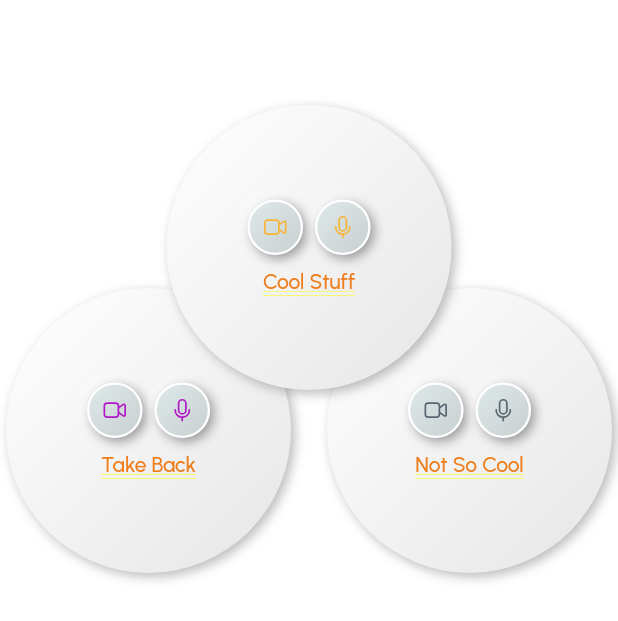
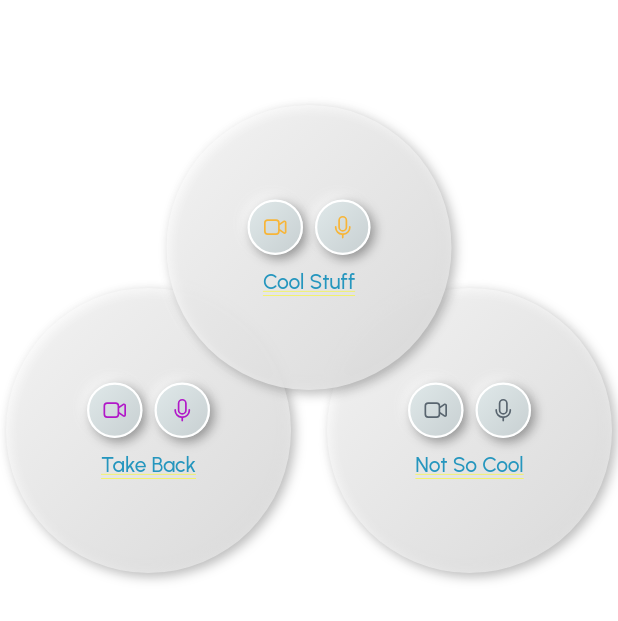
Before and after one commit to LeoSammy/leejournal_v2, a Flutter app: the AudioView screen opened directly, on a phone screen of 412 x 824 dp. Shown: the top 621 px of the screen. Run offline on Flutter 3.47's test engine with Material 3 defaults, Android fonts, the phone set to English and light mode, and no system bars; drawn by our look-alikes of flutter_neumorphic; our stand-ins replace device_preview, fluentui_icons, flutter_neumorphic_plus, flutter_svg, gap, get; network calls fail.

Commit message:
chore: update sdk version and utils

```diff
--- a/lib/main.dart
+++ b/lib/main.dart
@@ -1,6 +1,7 @@
 import 'package:device_preview/device_preview.dart';
 import 'package:flutter/foundation.dart';
 import 'package:flutter/material.dart';
+import 'package:get/get.dart';
 import 'package:leejournal/screens/home/home_page.dart';
 import 'package:leejournal/utils/themes/dark_theme.dart';
 import 'package:leejournal/utils/themes/light_theme.dart';
@@ -11,7 +12,7 @@ Future <void> main() async {
   //await deb.initDependencies();
   //await GetStorage.init();
   runApp(DevicePreview(
-    enabled: !kReleaseMode,
+    enabled: false,
     builder: (context) => const LeeJournalApp(), // Wrap your app
   ),
   );
@@ -34,7 +35,7 @@ class LeeJournalApp extends StatelessWidget {
     final themeLight = lightTheme();
     final themeDark = darkTheme();
 
-    return MaterialApp(
+    return GetMaterialApp(
       debugShowCheckedModeBanner: false,
       title: 'LeeJournal',
       locale: DevicePreview.locale(context),
--- a/lib/screens/home/audio_view.dart
+++ b/lib/screens/home/audio_view.dart
@@ -1,5 +1,5 @@
 import 'package:fluentui_icons/fluentui_icons.dart';
-import 'package:flutter_neumorphic/flutter_neumorphic.dart';
+import 'package:flutter_neumorphic_plus/flutter_neumorphic.dart';
 import 'package:gap/gap.dart';
 import 'package:leejournal/utils/utils.dart';
 import 'package:leejournal/widgets/widgets.dart';
@@ -54,7 +54,7 @@ class _AudioViewState extends State<AudioView> {
             intensity: 0.50,
             surfaceIntensity: 0.25,
             lightSource: LightSource.topLeft,
-            color: Theme.of(context).indicatorColor,
+            color: Theme.of(context).indicatorColor.withOpacity(0.8),
           ),
           child: SizedBox(
               height: AppLayout.getHeight(190),
@@ -148,7 +148,7 @@ class _AudioViewState extends State<AudioView> {
             intensity: 0.50,
             surfaceIntensity: 0.25,
             lightSource: LightSource.topLeft,
-              color: Theme.of(context).indicatorColor,
+              color: Theme.of(context).indicatorColor.withOpacity(0.8),
           ),
           child: SizedBox(
               height: AppLayout.getHeight(190),
@@ -242,7 +242,7 @@ class _AudioViewState extends State<AudioView> {
             intensity: 0.50,
             surfaceIntensity: 0.25,
             lightSource: LightSource.topLeft,
-            color: Theme.of(context).indicatorColor,
+            color: Theme.of(context).indicatorColor.withOpacity(0.8),
           ),
           child: SizedBox(
               height: AppLayout.getHeight(190),
--- a/lib/screens/home/home_page.dart
+++ b/lib/screens/home/home_page.dart
@@ -215,7 +215,6 @@ class _HomePageState extends State<HomePage> {
                                 right: AppLayout.getHeight(10)),
                             onPressed: () {
                               Scaffold.of(context).openDrawer();
-                              print("Scaffold drawer called ");
                             },
                             icon: SizedBox(
                               height: AppLayout.getHeight(45),
--- a/lib/screens/speak2Note/speak2note.dart
+++ b/lib/screens/speak2Note/speak2note.dart
@@ -1,6 +1,6 @@
 
 import 'package:fluentui_icons/fluentui_icons.dart';
-import 'package:flutter_neumorphic/flutter_neumorphic.dart';
+import 'package:flutter_neumorphic_plus/flutter_neumorphic.dart';
 import 'package:gap/gap.dart';
 import 'package:leejournal/utils/utils.dart';
 import 'package:leejournal/widgets/components/speak2note_body.dart';
@@ -64,7 +64,7 @@ class Speak2Note extends StatelessWidget {
                             },
                             icon: Icon(
                               FluentSystemIcons
-                                  .ic_fluent_share_ios_regular,
+                                  .ic_fluent_share_android_regular,
                               color: Styles.blueColor,
                             )),
                       ]),
--- a/lib/utils/styles.dart
+++ b/lib/utils/styles.dart
@@ -1,10 +1,10 @@
 import 'package:flutter/material.dart';
 
 class Styles{
-  static Color primaryColor = const Color(0xFFEE7E1C);
-  static Color primaryColorLight = const Color(0xFFF2994C);
-  static Color primaryColorDark =const  Color(0xFFB0590D);
-  static Color bgColorDark = const  Color(0xFF9F500C);
+  static Color primaryColor = const Color(0xFF2596be);
+  static Color primaryColorLight = const Color(0xFF66b6d2);
+  static Color primaryColorDark =const  Color(0xFF0f3c4c);
+  static Color bgColorDark = const  Color(0xFF071e26);
   static Color textColor = const Color(0xFF3b3b3b);
   static Color bgColor = const Color(0xFFF6F7F9);
   static Color whiteCold = const Color(0xFFF8FAFD);
@@ -13,7 +13,7 @@ class Styles{
   static Color orangeColor = const Color(0xFFF37B67);
   static Color blueColor = const  Color(0xFF526799);
   static Color kakiColor = const  Color(0xFFd2bdb6);
-  static Color goldColor = const  Color(0xFFFF9A2F);
+  static Color goldColor = const  Color(0xFF51abcb);
   static Color textColorLight = const Color(0xFFA7A7A7);
   static Color iconColor = const  Color(0xFF49C9AC);
   static Color white100 = const Color(0xFFE7ECF2);
--- a/lib/utils/themes/dark_theme.dart
+++ b/lib/utils/themes/dark_theme.dart
@@ -11,7 +11,7 @@ ThemeData darkTheme() {
       visualDensity: VisualDensity.adaptivePlatformDensity,
       cardColor: Styles.primaryColorLight,
       canvasColor: Styles.bgColorDark.withOpacity(0.9),
-      indicatorColor: Styles.primaryColor,
+      indicatorColor: Styles.primaryColorDark,
       colorScheme: ColorScheme.fromSeed(seedColor: Styles.primaryColorDark)
     // colorScheme: ColorScheme.dark(
     //     background: Styles.bgColorDark,
```
Also changed, not shown: lib/screens/profile/profile.dart (added, +75 -0 lines), lib/widgets/components/nav_bar.dart (+7 -3 lines), pubspec.yaml (+11 -2 lines), assets/icon/icon.png (added), pubspec.lock (added), 240 other files.
